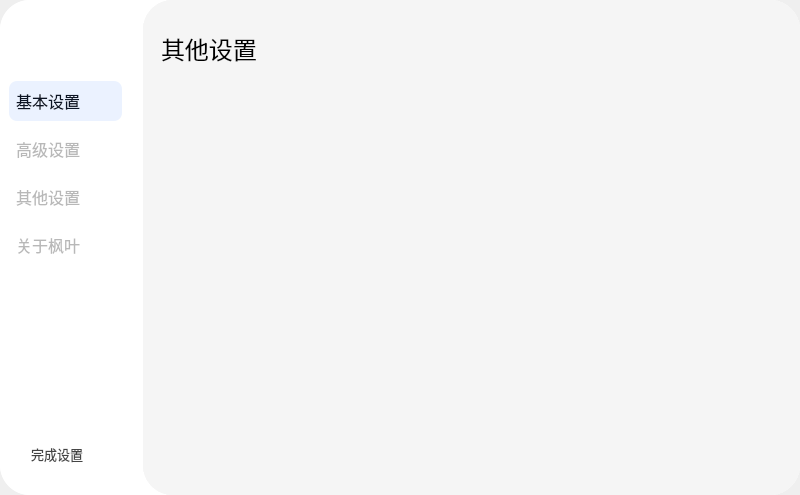
The window that Ui_SettingWindow.ui (YangShengzhou03/LeafAutoFly) describes before a commit, drawn with Qt 5.
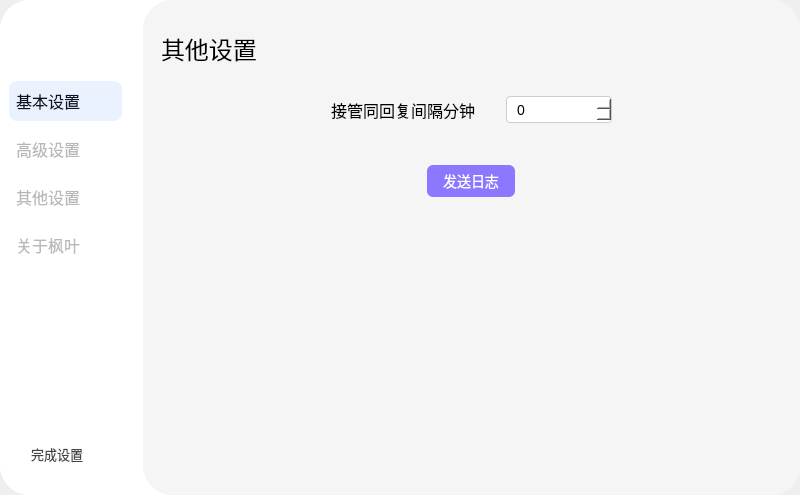
The same window after the commit. The open tabs and pages were chosen to show the change. Icons and pictures are not drawn.

```diff
--- a/Ui_SettingWindow.ui
+++ b/Ui_SettingWindow.ui
@@ -1732,7 +1732,7 @@
                   </widget>
                  </item>
                  <item>
-                  <layout class="QHBoxLayout" name="horizontalLayout_27">
+                  <layout class="QHBoxLayout" name="horizontalLayout_27" stretch="1,1">
                    <property name="spacing">
                     <number>8</number>
                    </property>
@@ -1740,8 +1740,66 @@
                     <enum>QLayout::SetMaximumSize</enum>
                    </property>
                    <property name="leftMargin">
-                    <number>220</number>
+                    <number>170</number>
                    </property>
+                   <property name="rightMargin">
+                    <number>170</number>
+                   </property>
+                   <item>
+                    <widget class="QLabel" name="label_8">
+                     <property name="font">
+                      <font>
+                       <pointsize>12</pointsize>
+                      </font>
+                     </property>
+                     <property name="styleSheet">
+                      <string notr="true">QLabel {
+    color: rgb(0, 0, 0);
+}</string>
+                     </property>
+                     <property name="text">
+                      <string>接管同回复间隔分钟</string>
+                     </property>
+                    </widget>
+                   </item>
+                   <item>
+                    <widget class="QSpinBox" name="spinBox_sameReply">
+                     <property name="minimumSize">
+                      <size>
+                       <width>106</width>
+                       <height>27</height>
+                      </size>
+                     </property>
+                     <property name="maximumSize">
+                      <size>
+                       <width>106</width>
+                       <height>27</height>
+                      </size>
+                     </property>
+                     <property name="styleSheet">
+                      <string notr="true">QSpinBox {
+    border: 1px solid #ccc;
+    padding: 4px 20px 4px 8px;
+    font-family: 'Microsoft YaHei', sans-serif;
+    font-size: 14px;
+    width: 120px;
+    background-color: #fff;
+    border-radius: 4px;
+    color: rgb(0, 0, 0);
+}
+
+QSpinBox:hover {
+    border-color: #888;
+    background-color: #f5f5f5;
+}
+
+QSpinBox:focus {
+    border-color: #0078d4;
+    box-shadow: 0 0 3px rgba(0, 120, 212, 0.8);
+}</string>
+                     </property>
+                    </widget>
+                   </item>
                   </layout>
                  </item>
                  <item>
@@ -1760,11 +1818,51 @@
                  <item>
                   <layout class="QHBoxLayout" name="horizontalLayout_28">
                    <property name="spacing">
-                    <number>8</number>
+                    <number>0</number>
                    </property>
                    <property name="leftMargin">
-                    <number>220</number>
+                    <number>170</number>
                    </property>
+                   <property name="rightMargin">
+                    <number>170</number>
+                   </property>
+                   <item>
+                    <widget class="QPushButton" name="pushButton_sendLog">
+                     <property name="minimumSize">
+                      <size>
+                       <width>88</width>
+                       <height>32</height>
+                      </size>
+                     </property>
+                     <property name="maximumSize">
+                      <size>
+                       <width>88</width>
+                       <height>32</height>
+                      </size>
+                     </property>
+                     <property name="styleSheet">
+                      <string notr="true">QPushButton {
+    background-color: rgb(140, 120, 255);
+    color: white;
+    border: none;
+    border-radius: 6px;
+    font-family: 'Microsoft YaHei';
+    font-size: 14px;
+}
+
+QPushButton:hover {
+	background-color: rgba(140, 120, 250, 180);
+}
+
+QPushButton:pressed {
+    background-color: rgb(140, 100, 255);
+}</string>
+                     </property>
+                     <property name="text">
+                      <string>发送日志</string>
+                     </property>
+                    </widget>
+                   </item>
                   </layout>
                  </item>
                  <item>
```
Left out of the diff: 12 changed lines with no effect on the pictures.
